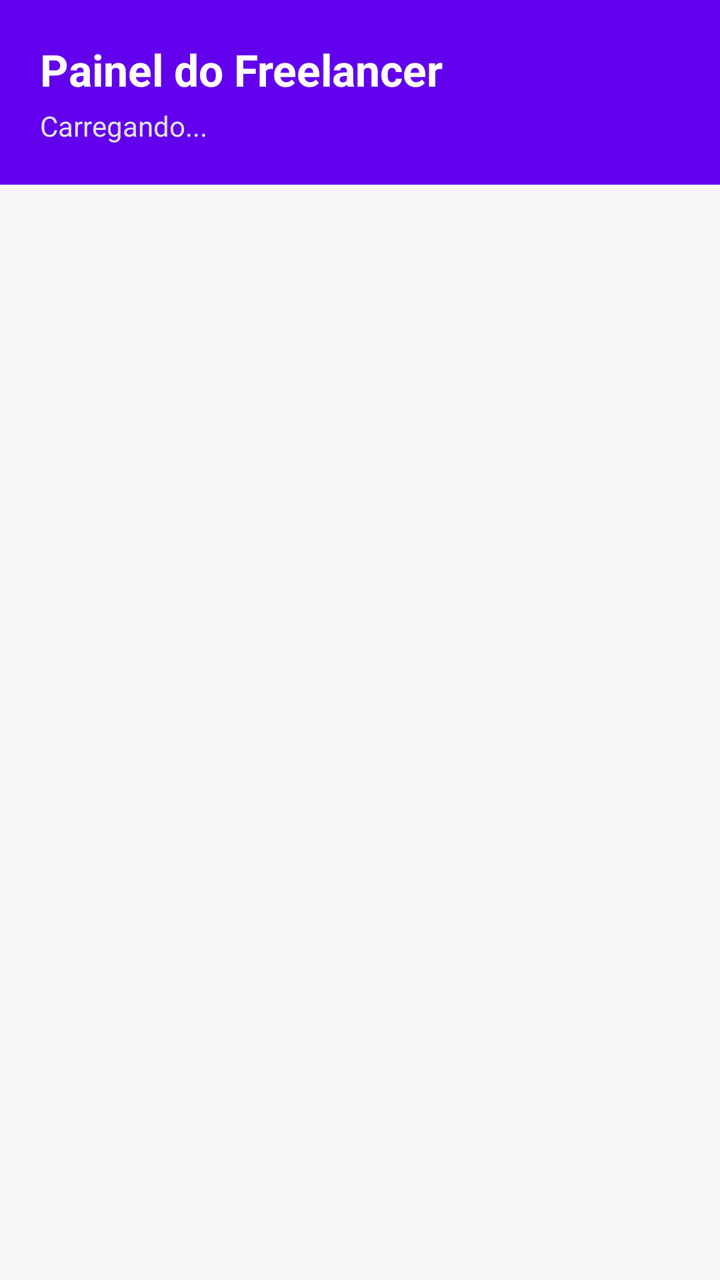
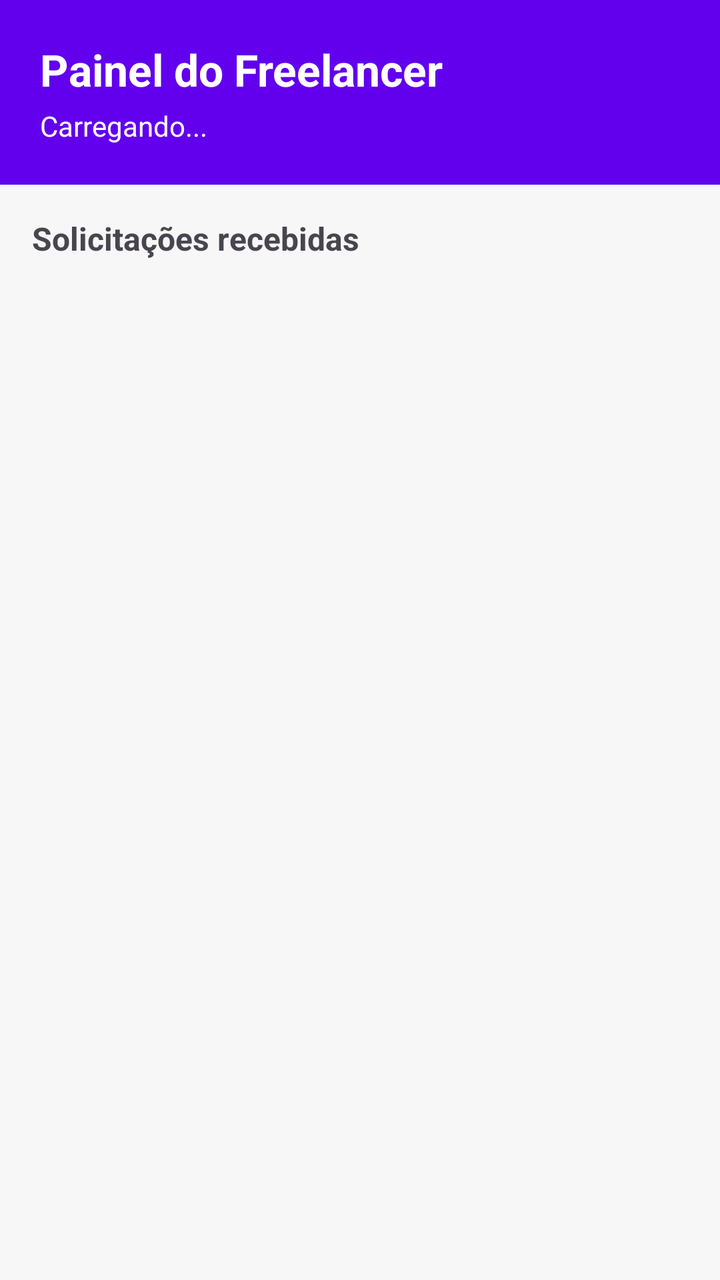

An Android layout rendered at two revisions. The XML below is the earlier revision; the diff shows what the commit changed to produce the second picture.
<!-- AndroidManifest.xml: application theme Theme.MeuFreela -->
<!-- res/layout/activity_main_freelancer.xml -->
<?xml version="1.0" encoding="utf-8"?>
<LinearLayout xmlns:android="http://schemas.android.com/apk/res/android"
    android:layout_width="match_parent"
    android:layout_height="match_parent"
    android:orientation="vertical"
    android:background="#F7F7F7">

    <LinearLayout
        android:layout_width="match_parent"
        android:layout_height="wrap_content"
        android:orientation="vertical"
        android:background="#6200EE"
        android:padding="20dp">

        <TextView
            android:id="@+id/textSaudacao"
            android:layout_width="wrap_content"
            android:layout_height="wrap_content"
            android:text="Painel do Freelancer"
            android:textColor="#FFFFFF"
            android:textSize="22sp"
            android:textStyle="bold" />

        <TextView
            android:id="@+id/textResumo"
            android:layout_width="wrap_content"
            android:layout_height="wrap_content"
            android:text="Carregando..."
            android:textColor="#E0E0E0"
            android:textSize="14sp"
            android:layout_marginTop="4dp" />
    </LinearLayout>

    <HorizontalScrollView
        android:layout_width="match_parent"
        android:layout_height="wrap_content"
        android:scrollbars="none"
        android:paddingVertical="12dp">

        <LinearLayout
            android:id="@+id/containerFiltros"
            android:layout_width="wrap_content"
            android:layout_height="wrap_content"
            android:orientation="horizontal"
            android:paddingHorizontal="12dp" />
    </HorizontalScrollView>

    <androidx.recyclerview.widget.RecyclerView
        android:id="@+id/recyclerSolicitacoes"
        android:layout_width="match_parent"
        android:layout_height="0dp"
        android:layout_weight="1"
        android:clipToPadding="false"
        android:paddingHorizontal="8dp"
        android:paddingBottom="16dp" />

    <TextView
        android:id="@+id/textVazio"
        android:layout_width="match_parent"
        android:layout_height="0dp"
        android:layout_weight="1"
        android:gravity="center"
        android:text="Nenhuma solicitação por aqui ainda"
        android:textSize="16sp"
        android:textColor="#999999"
        android:visibility="gone" />

    <ProgressBar
        android:id="@+id/progressBar"
        android:layout_width="wrap_content"
        android:layout_height="wrap_content"
        android:layout_gravity="center_horizontal"
        android:visibility="gone" />
</LinearLayout>
<!-- resources referenced by this layout -->
<resources>
  <style name="Theme.MeuFreela" parent="Base.Theme.MeuFreela" />
  <style name="Base.Theme.MeuFreela" parent="Theme.Material3.DayNight.NoActionBar">
          
          
      </style>
</resources>

<!-- the commit's change to res/layout/activity_main_freelancer.xml (unified diff, before → after) -->
@@ -26,24 +26,20 @@
             android:layout_width="wrap_content"
             android:layout_height="wrap_content"
             android:text="Carregando..."
-            android:textColor="#E0E0E0"
+            android:textColor="#FFFFFF"
             android:textSize="14sp"
             android:layout_marginTop="4dp" />
     </LinearLayout>
 
-    <HorizontalScrollView
-        android:layout_width="match_parent"
+    <TextView
+        android:layout_width="wrap_content"
         android:layout_height="wrap_content"
-        android:scrollbars="none"
-        android:paddingVertical="12dp">
-
-        <LinearLayout
-            android:id="@+id/containerFiltros"
-            android:layout_width="wrap_content"
-            android:layout_height="wrap_content"
-            android:orientation="horizontal"
-            android:paddingHorizontal="12dp" />
-    </HorizontalScrollView>
+        android:text="Solicitações recebidas"
+        android:textSize="16sp"
+        android:textStyle="bold"
+        android:paddingHorizontal="16dp"
+        android:layout_marginTop="16dp"
+        android:layout_marginBottom="8dp" />
 
     <androidx.recyclerview.widget.RecyclerView
         android:id="@+id/recyclerSolicitacoes"
@@ -60,9 +56,9 @@
         android:layout_height="0dp"
         android:layout_weight="1"
         android:gravity="center"
-        android:text="Nenhuma solicitação por aqui ainda"
+        android:text="Nenhuma solicitação recebida ainda 😴"
         android:textSize="16sp"
-        android:textColor="#999999"
+        android:textColor="#888888"
         android:visibility="gone" />
 
     <ProgressBar
@@ -70,5 +66,6 @@
         android:layout_width="wrap_content"
         android:layout_height="wrap_content"
         android:layout_gravity="center_horizontal"
+        android:layout_marginBottom="16dp"
         android:visibility="gone" />
 </LinearLayout>
